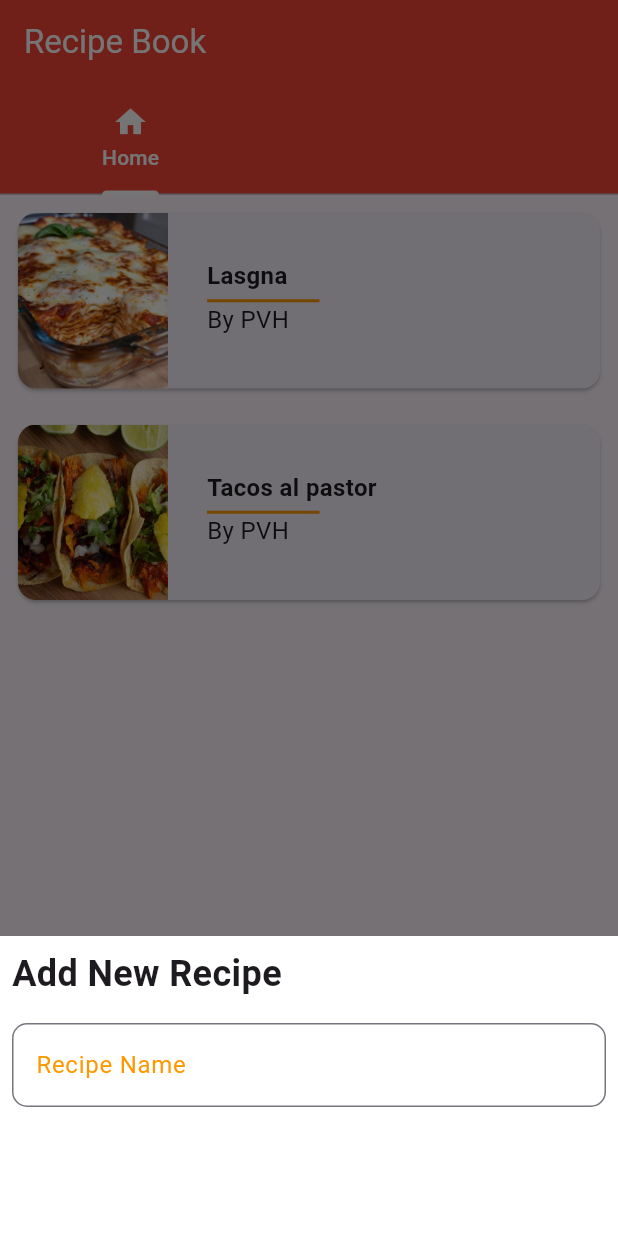
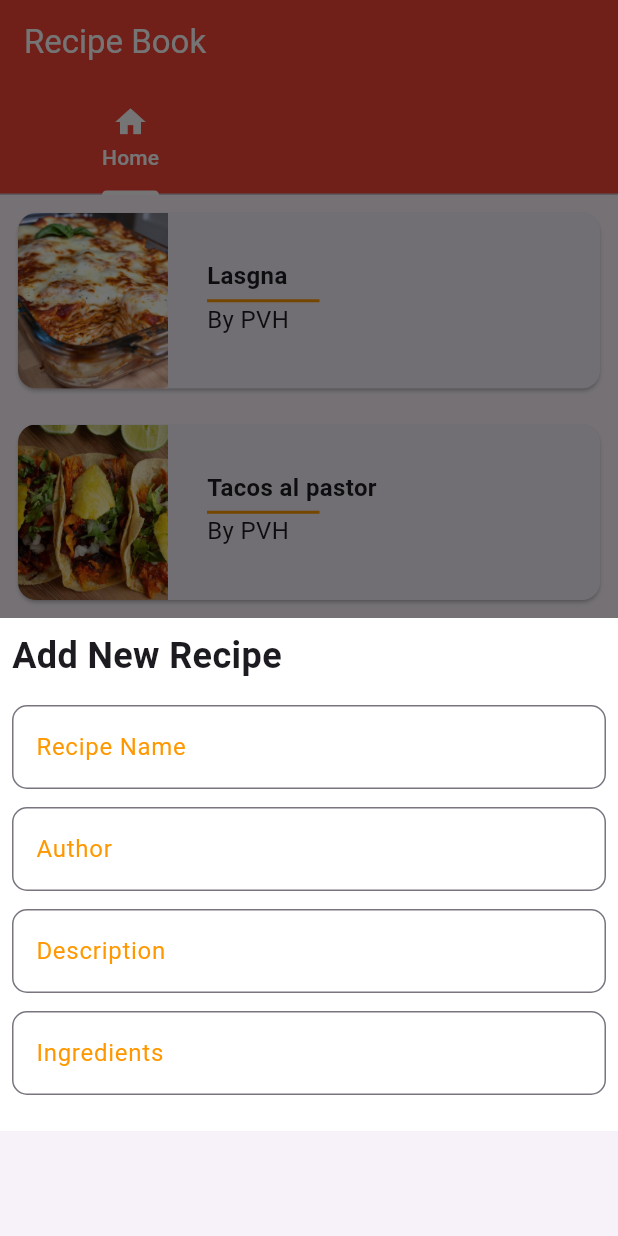
Before and after one commit to elpavh/Recetario-App, a Flutter app: the screen it shows after launch, after a tap on the "add" icon, on a phone screen of 412 x 824 dp. Run offline on Flutter 3.47's test engine with Material 3 defaults, Android fonts, the phone set to English and light mode, and no system bars; Roboto replaces fonts that are missing (Quicksan).

Commit message:
Añadimos mas columnas al formulario para agregar nuevas recetas, tambien le agregamos al desplegar que sea DraggableScrollableSheet metiendole dentro del ShowModalBottomSheet y dentro del DraggableScrollabesheet retornamos un SinlgeChildScrollView

```diff
--- a/lib/screens/home_screen.dart
+++ b/lib/screens/home_screen.dart
@@ -23,11 +23,19 @@ class HomeScreen extends StatelessWidget {
 Future<void> _showBottom(BuildContext context) async {
   return showModalBottomSheet(
     context: context,
+    isScrollControlled: true, // 🔥 para que crezca con el teclado
     builder: (BuildContext context) {
-        return Container(
-          height: 200,
-          color: Colors.white,
+      return DraggableScrollableSheet(
+        expand: false,
+        builder: (context, scrollController) {
+          return SingleChildScrollView(
+            controller: scrollController,
+            child: Container(
+            color:Colors.white,
             child: RecipeForm(),
+            ),
+          ); // ✅ aquí va el ;
+        },
       );
     },
   );
@@ -86,22 +94,31 @@ class RecipeForm extends StatelessWidget {
 
   @override
   Widget build(BuildContext context) {
-    return Padding(padding: EdgeInsets.all(8) ,
+    return Padding(
+      padding: EdgeInsets.all(8),
       child: Form(
         //key: _formKey,
-      child:Column(
+        child: SingleChildScrollView(
+          child: Column(
             crossAxisAlignment: CrossAxisAlignment.start,
             children: [
-          Text('Add New Recipe',
-           style: TextStyle(
-            fontSize: 24,
-            fontWeight: FontWeight.bold),),
-          SizedBox(height: 16,),
-          _buildTextField(label:  'Recipe Name'),
+              Text(
+                'Add New Recipe',
+                style: TextStyle(fontSize: 24, fontWeight: FontWeight.bold),
+              ),
+              SizedBox(height: 16),
+              _buildTextField(label: 'Recipe Name'),
+              SizedBox(height: 12),
+              _buildTextField(label: 'Author'),
+              SizedBox(height: 12),
+              _buildTextField(label: 'Description'),
+              SizedBox(height: 12),
+              _buildTextField(label: 'Ingredients'),
+              SizedBox(height: 16),
             ],
-
           ),
-      )
+        ),
+      ),
     );
   }
 
```
Lines whose indentation alone changed are shown as unchanged.
